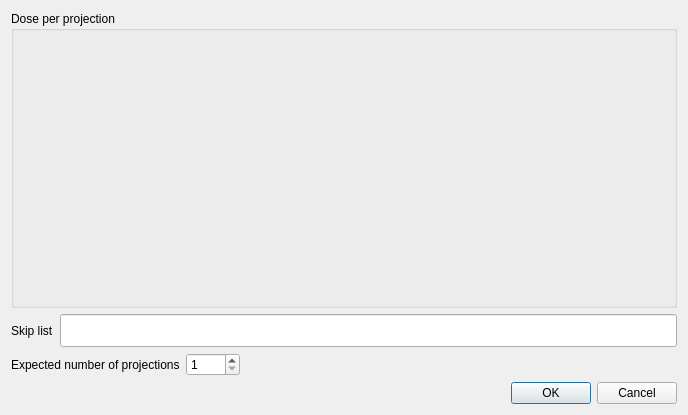
Before: the Qt Designer form applications/muhrec/src/findskiplistdialog.ui in neutronimaging/imagingsuite, drawn with Qt 5.
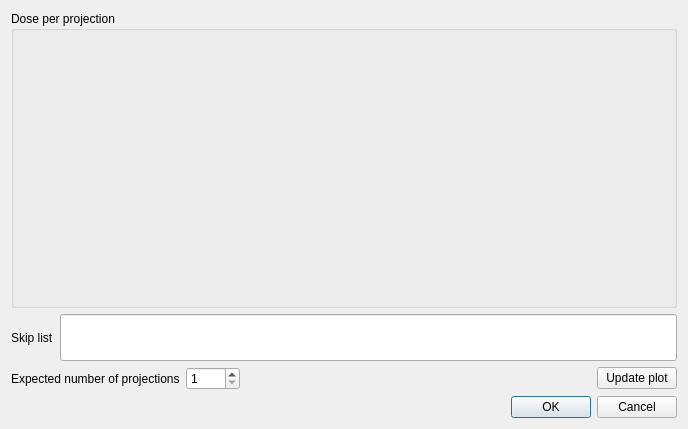
After: the same form once the commit is applied. Custom widgets are drawn as their Qt base class.

Commit message: Added an update plot button when the number of skipped exceed ten projection.

```diff
--- a/applications/muhrec/src/findskiplistdialog.ui
+++ b/applications/muhrec/src/findskiplistdialog.ui
@@ -7,7 +7,7 @@
     <x>0</x>
     <y>0</y>
     <width>688</width>
-    <height>415</height>
+    <height>429</height>
    </rect>
   </property>
   <property name="windowTitle">
@@ -98,6 +98,13 @@
        </property>
       </spacer>
      </item>
+     <item>
+      <widget class="QPushButton" name="pushButton_updatePlot">
+       <property name="text">
+        <string>Update plot</string>
+       </property>
+      </widget>
+     </item>
     </layout>
    </item>
    <item>
```
The commit also changes 2 other files.
